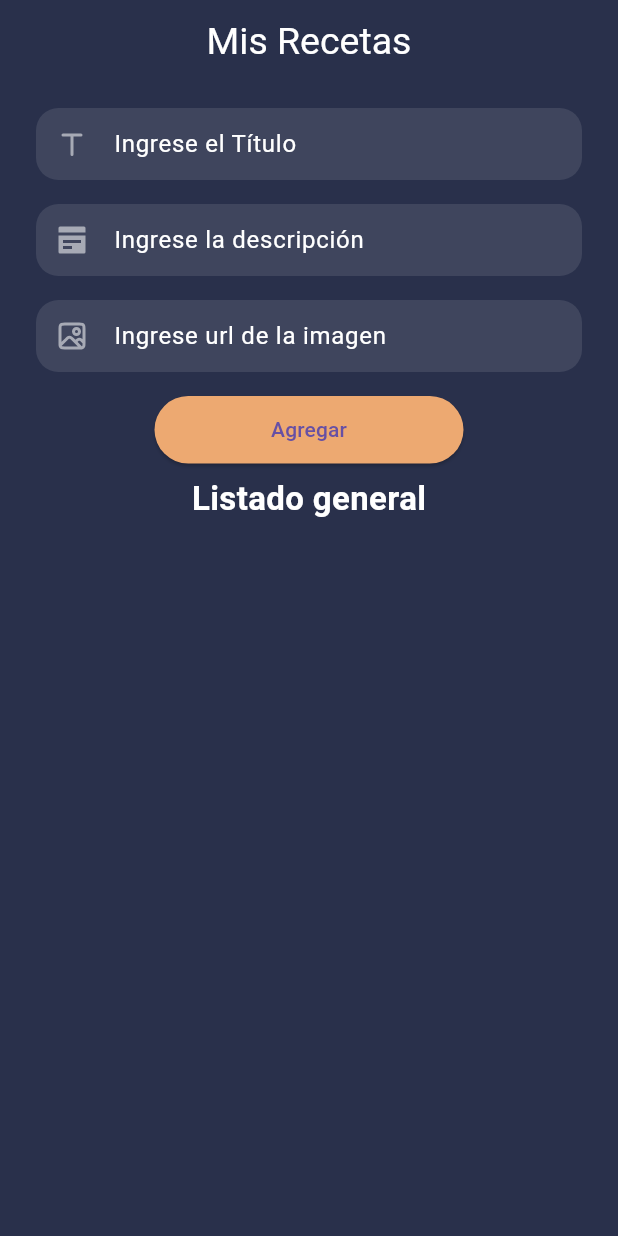
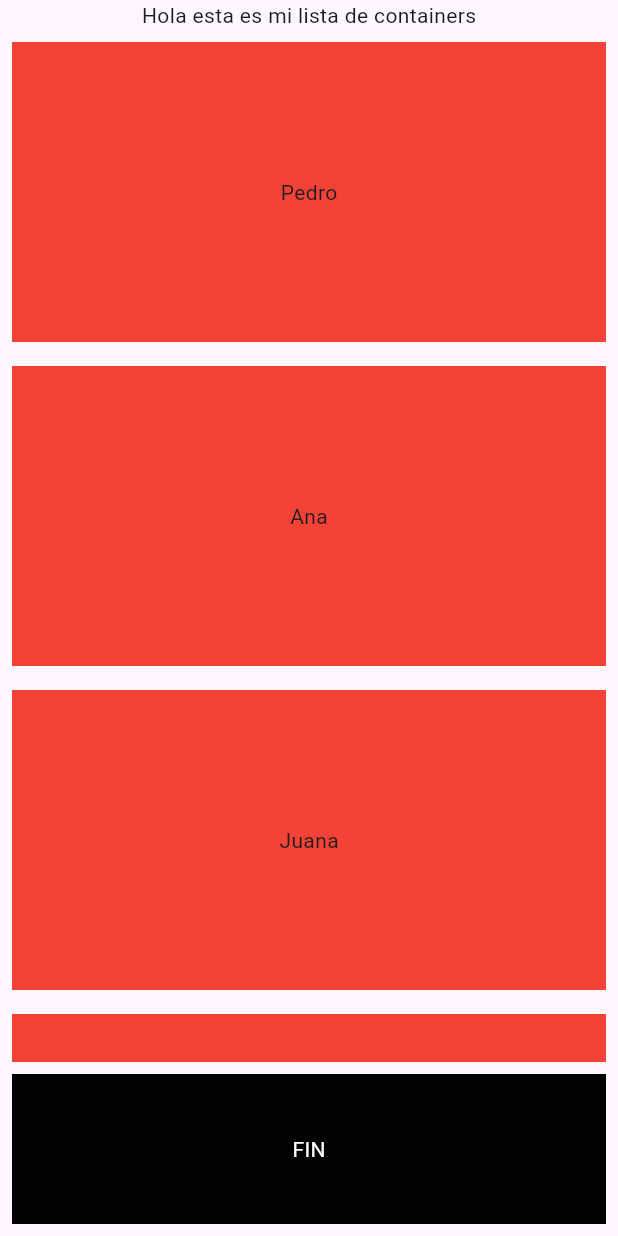
Before and after one commit to fr4nsgallegos/recetasappG9, a Flutter app: the screen it shows after launch, on a phone screen of 412 x 824 dp. Run offline on Flutter 3.47's test engine with Material 3 defaults, Android fonts, the phone set to English and light mode, and no system bars; our stand-ins replace flutter_svg.

```diff
--- a/lib/main.dart
+++ b/lib/main.dart
@@ -1,10 +1,11 @@
 import 'package:flutter/material.dart';
 import 'package:recetasappg9/pages/form_page.dart';
 import 'package:recetasappg9/pages/home_page.dart';
+import 'package:recetasappg9/pages/list_view_page.dart';
 
 void main() {
   runApp(MaterialApp(
-    home: HomePage(),
+    home: ListViewPage(),
     debugShowCheckedModeBanner: false,
   ));
 }
--- /dev/null
+++ b/lib/pages/list_view_page.dart
@@ -0,0 +1,72 @@
+import 'package:flutter/material.dart';
+
+class ListViewPage extends StatelessWidget {
+  List<String> names = ["Pedro", "Ana", "Juana", "Robert", "LUCIA"];
+  @override
+  Widget build(BuildContext context) {
+    return SafeArea(
+      child: Scaffold(
+        body: Column(
+          children: [
+            Text("Hola esta es mi lista de containers"),
+            Expanded(
+              child: ListView.builder(
+                itemCount: names.length,
+                itemBuilder: (BuildContext context, int index) {
+                  print(index);
+                  return Container(
+                    // width: 200,
+                    height: 200,
+                    margin: EdgeInsets.all(8),
+                    color: Colors.red,
+                    alignment: Alignment.center,
+                    child: Text(
+                      names[index],
+                    ),
+                  );
+                },
+              ),
+            ),
+            Container(
+              // width: 200,
+              height: 100,
+              margin: EdgeInsets.all(8),
+              color: Colors.black,
+              alignment: Alignment.center,
+              child: Text(
+                "FIN",
+                style: TextStyle(color: Colors.white),
+              ),
+            ),
+          ],
+        ),
+
+        // ListView(
+        //   children: [
+        //     Text("Hola esta es mi lista de containers"),
+        //     ...List.generate(
+        //       10,
+        //       (index) => Container(
+        //         // width: 200,
+        //         height: 200,
+        //         margin: EdgeInsets.all(8),
+        //         color: Colors.red,
+        //       ),
+        //     ),
+        //     Container(
+        //       // width: 200,
+        //       height: 200,
+        //       margin: EdgeInsets.all(8),
+        //       color: Colors.black,
+        //       alignment: Alignment.center,
+        //       child: Text(
+        //         "FIN",
+        //         style: TextStyle(color: Colors.white),
+        //       ),
+        //     ),
+        //   ],
+        // ),
+      ),
+    );
+  }
+}
```
